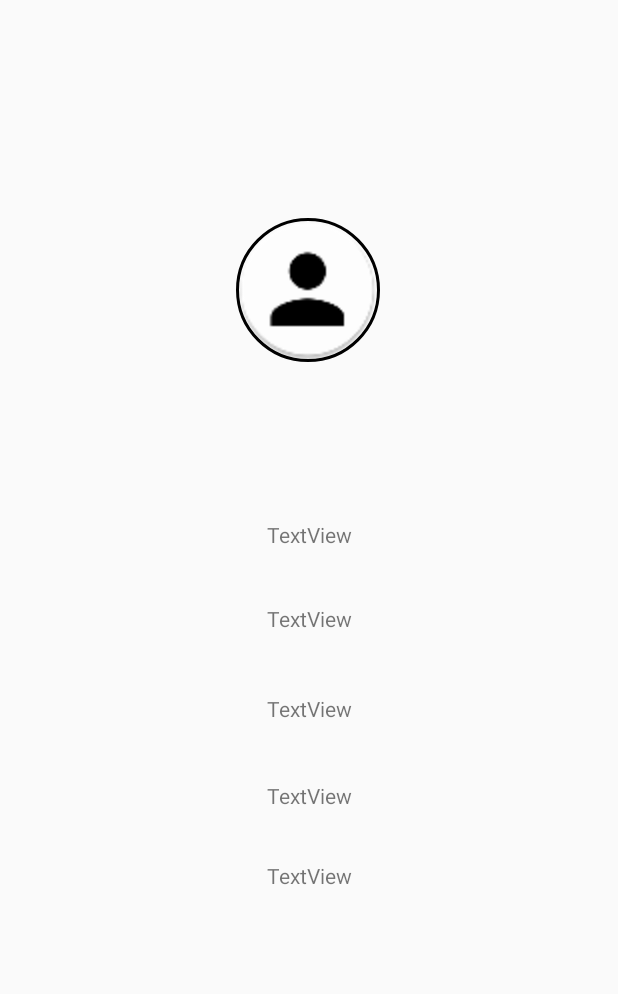
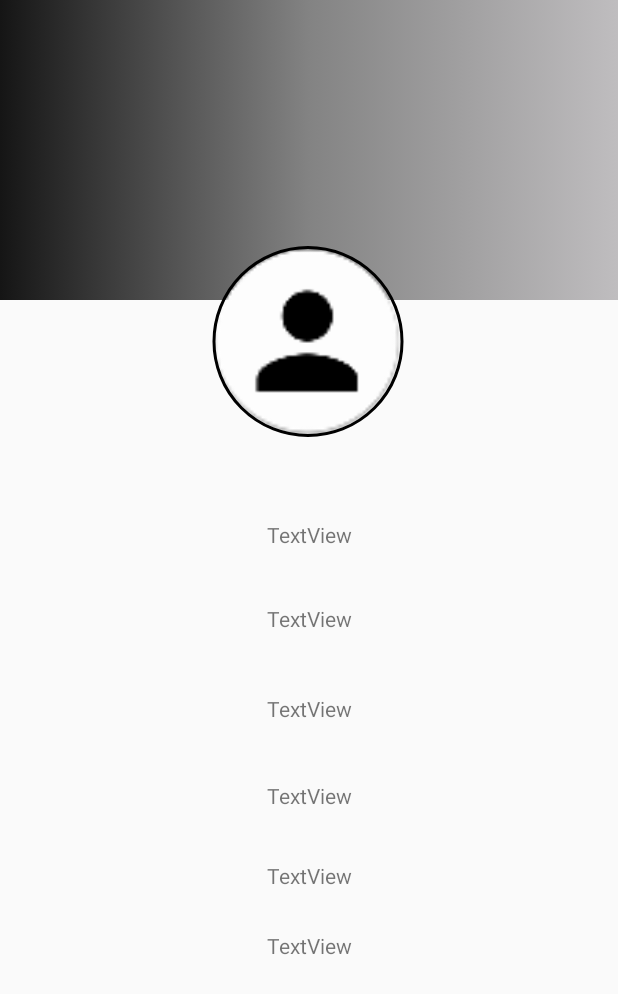
Before and after one commit to douglasromeiro/Barber, an Android app: the layout fragment_perfil.xml on its own in the app's theme, with its tools: preview values and no code run, on a phone screen of 412 x 824 dp. Shown: the top 994 px of the screen. Run offline under Robolectric (Android 15) with nearby library versions, the light colour scheme and no system bars.

Commit message:
Finalização das inforções dos usuário no fragmento perfil

```diff
--- /dev/null
+++ b/app/src/main/res/drawable/gradiente.xml
@@ -0,0 +1,14 @@
+<?xml version="1.0" encoding="utf-8"?>
+<selector xmlns:android="http://schemas.android.com/apk/res/android">
+
+    <item>
+        <shape android:shape="rectangle">
+            <gradient android:startColor="#151515"
+            android:centerColor="#838383"
+            android:endColor="#BFBDBF">
+            </gradient>
+
+
+        </shape>
+    </item>
+</selector>
--- a/app/src/main/res/layout/fragment_perfil.xml
+++ b/app/src/main/res/layout/fragment_perfil.xml
@@ -12,22 +12,8 @@
         android:layout_width="match_parent"
         android:layout_height="match_parent">
 
-        <de.hdodenhof.circleimageview.CircleImageView
-            android:id="@+id/profile_image"
-            android:layout_width="96dp"
-            android:layout_height="96dp"
-            android:src="@mipmap/profile"
-            app:civ_border_color="#FF000000"
-            app:civ_border_width="2dp"
-            app:layout_constraintBottom_toBottomOf="parent"
-            app:layout_constraintEnd_toEndOf="parent"
-            app:layout_constraintHorizontal_bias="0.498"
-            app:layout_constraintStart_toStartOf="parent"
-            app:layout_constraintTop_toTopOf="parent"
-            app:layout_constraintVertical_bias="0.2" />
-
         <TextView
-            android:id="@+id/textView4"
+            android:id="@+id/nome"
             android:layout_width="wrap_content"
             android:layout_height="wrap_content"
             android:text="TextView"
@@ -38,7 +24,7 @@
             app:layout_constraintVertical_bias="0.431" />
 
         <TextView
-            android:id="@+id/textView5"
+            android:id="@+id/email"
             android:layout_width="wrap_content"
             android:layout_height="wrap_content"
             android:text="TextView"
@@ -48,7 +34,7 @@
             app:layout_constraintTop_toTopOf="parent" />
 
         <TextView
-            android:id="@+id/textView6"
+            android:id="@+id/dtNascimento"
             android:layout_width="wrap_content"
             android:layout_height="wrap_content"
             android:text="TextView"
@@ -59,7 +45,7 @@
             app:layout_constraintVertical_bias="0.575" />
 
         <TextView
-            android:id="@+id/textView7"
+            android:id="@+id/cep"
             android:layout_width="wrap_content"
             android:layout_height="wrap_content"
             android:text="TextView"
@@ -70,7 +56,7 @@
             app:layout_constraintVertical_bias="0.647" />
 
         <TextView
-            android:id="@+id/textView8"
+            android:id="@+id/endereco"
             android:layout_width="wrap_content"
             android:layout_height="wrap_content"
             android:text="TextView"
@@ -79,5 +65,43 @@
             app:layout_constraintStart_toStartOf="parent"
             app:layout_constraintTop_toTopOf="parent"
             app:layout_constraintVertical_bias="0.713" />
+
+        <TextView
+            android:id="@+id/complemento"
+            android:layout_width="wrap_content"
+            android:layout_height="wrap_content"
+            android:text="TextView"
+            app:layout_constraintBottom_toBottomOf="parent"
+            app:layout_constraintEnd_toEndOf="parent"
+            app:layout_constraintStart_toStartOf="parent"
+            app:layout_constraintTop_toTopOf="parent"
+            app:layout_constraintVertical_bias="0.771" />
+
+        <androidx.constraintlayout.widget.ConstraintLayout
+            android:id="@+id/constraintLayout"
+            android:layout_width="0dp"
+            android:layout_height="200dp"
+            android:background="@drawable/gradiente"
+            app:layout_constraintEnd_toEndOf="parent"
+            app:layout_constraintStart_toStartOf="parent"
+            app:layout_constraintTop_toTopOf="parent">
+
+        </androidx.constraintlayout.widget.ConstraintLayout>
+
+        <de.hdodenhof.circleimageview.CircleImageView
+            android:id="@+id/profile_image"
+            android:layout_width="132dp"
+            android:layout_height="127dp"
+            android:src="@mipmap/profile"
+            app:civ_border_color="#FF000000"
+            app:civ_border_width="2dp"
+            app:layout_constraintBottom_toBottomOf="parent"
+            app:layout_constraintEnd_toEndOf="parent"
+            app:layout_constraintHorizontal_bias="0.498"
+            app:layout_constraintStart_toStartOf="parent"
+            app:layout_constraintTop_toTopOf="parent"
+            app:layout_constraintVertical_bias="0.235"
+            tools:ignore="MissingConstraints" />
+
     </androidx.constraintlayout.widget.ConstraintLayout>
 </FrameLayout>
```
Also changed, not shown: app/src/main/java/com/example/barber/View/Activitys/CadastroActivity.java (+50 -84 lines), app/src/main/java/com/example/barber/View/Fragments/PerfilFragment.java (+76 -3 lines), app/src/main/java/com/example/barber/model/Cliente.java (deleted, +0 -107 lines), app/src/main/java/com/example/barber/model/Usuario.java (added, +56 -0 lines).
